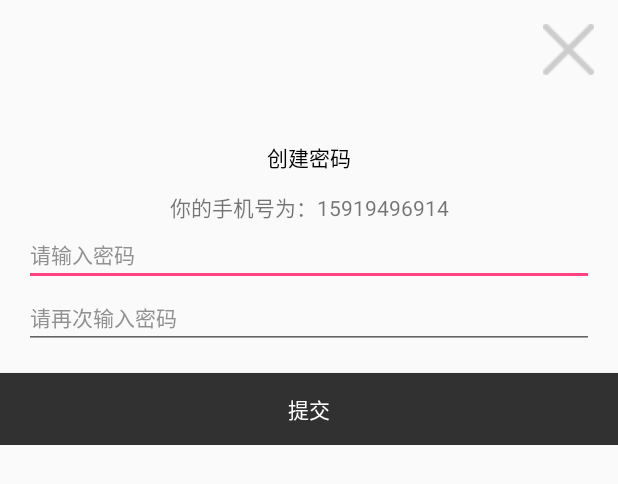
After one commit to zouxiaobang/Cloud9Taxi, an Android app: the layout dialog_create_pw.xml on its own in the app's theme, with its tools: preview values and no code run, on a phone screen of 412 x 824 dp. The commit adds this screen. Shown: the top 484 px of the screen. Run offline under Robolectric (Android 15) with nearby library versions, the phone set to English and light mode, and no system bars.

Commit message:
完成注册接口

```diff
--- a/Cloud9Car/app/src/main/AndroidManifest.xml
+++ b/Cloud9Car/app/src/main/AndroidManifest.xml
@@ -3,10 +3,9 @@
           package="com.zouxiaobang.cloud9.cloud9car">
 
     <uses-permission android:name="android.permission.INTERNET"/>
-    <!--<uses-permission android:name="android.permission.WRITE_EXTERNAL_STORAGE"/>-->
-    <!--<uses-permission android:name="android.permission.READ_EXTERNAL_STORAGE"/>-->
     <uses-permission android:name="android.permission.CHANGE_NETWORK_STATE" />
     <uses-permission android:name="android.permission.CHANGE_WIFI_STATE"/>
+    <uses-permission android:name="android.permission.READ_PHONE_STATE"/>
 
 
     <application
--- a/Cloud9Car/app/src/main/java/com/zouxiaobang/cloud9/cloud9car/account/view/PhoneInputDialog.java
+++ b/Cloud9Car/app/src/main/java/com/zouxiaobang/cloud9/cloud9car/account/view/PhoneInputDialog.java
@@ -66,8 +66,9 @@ public class PhoneInputDialog extends Dialog {
         mNext.setOnClickListener(new View.OnClickListener() {
             @Override
             public void onClick(View view) {
+                dismiss();
                 String phone = mPhone.getText().toString();
-                //// TODO: 10/16/17 显示输入验证码的输入框
+                // 10/16/17 显示输入验证码的输入框
                 SmsCodeDialog dialog = new SmsCodeDialog(getContext(), phone);
                 dialog.show();
             }
--- a/Cloud9Car/app/src/main/java/com/zouxiaobang/cloud9/cloud9car/common/http/biz/BaseBizResponse.java
+++ b/Cloud9Car/app/src/main/java/com/zouxiaobang/cloud9/cloud9car/common/http/biz/BaseBizResponse.java
@@ -7,6 +7,8 @@ package com.zouxiaobang.cloud9.cloud9car.common.http.biz;
 
 public class BaseBizResponse {
     public static final int STATE_OK = 200;
+    public static final int STATE_USER_EXISTS = 100003;
+    public static final int STATE_USER_NOT_EXISTS = 100002;
 
     /**
      * 状态码
--- /dev/null
+++ b/Cloud9Car/app/src/main/res/layout/dialog_create_pw.xml
@@ -0,0 +1,87 @@
+<?xml version="1.0" encoding="utf-8"?>
+<LinearLayout xmlns:android="http://schemas.android.com/apk/res/android"
+    xmlns:tools="http://schemas.android.com/tools"
+    android:orientation="vertical"
+    android:layout_width="match_parent"
+    android:layout_height="wrap_content">
+    <RelativeLayout
+        android:layout_width="match_parent"
+        android:layout_height="wrap_content">
+        <ImageView
+            android:layout_width="wrap_content"
+            android:layout_height="wrap_content"
+            android:src="@drawable/btn_close"
+            android:layout_alignParentRight="true"
+            android:padding="@dimen/activity_vertical_margin"
+            android:id="@+id/close"
+            />
+    </RelativeLayout>
+
+    <LinearLayout
+        android:padding="@dimen/activity_horizontal_margin"
+        android:orientation="vertical"
+        android:layout_width="match_parent"
+        android:layout_height="wrap_content">
+        <TextView
+            android:layout_width="match_parent"
+            android:layout_height="wrap_content"
+            android:text="@string/create_pw"
+            android:id="@+id/dialog_title"
+            style="@style/Dialog.Title"
+            android:gravity="center_horizontal"
+            />
+
+            <TextView
+                android:layout_width="match_parent"
+                android:layout_height="wrap_content"
+                style="@style/Dialog.Input"
+                android:id="@+id/phone"
+                tools:text="你的手机号为：15919496914"
+                android:gravity="center_horizontal"
+                />
+          <EditText
+             android:layout_width="match_parent"
+             android:layout_height="wrap_content"
+             android:hint="@string/pls_input_pw"
+             style="@style/Dialog.Input"
+             android:id="@+id/pw"
+             android:inputType="textPassword"
+            />
+        <EditText
+            android:layout_width="match_parent"
+            android:layout_height="wrap_content"
+            android:hint="@string/pls_input_pw_again"
+            style="@style/Dialog.Input"
+            android:id="@+id/pw1"
+            android:inputType="textPassword"
+            />
+        <ProgressBar
+            android:layout_width="wrap_content"
+            android:layout_height="wrap_content"
+            android:id="@+id/loading"
+            android:layout_gravity="center_horizontal"
+            style="@style/Loading"
+            android:visibility="gone"
+            />
+        <TextView
+            android:layout_width="match_parent"
+            android:layout_height="wrap_content"
+            tools:text="错误"
+            android:gravity="center"
+            android:textColor="@color/error_red"
+            android:id="@+id/tips"
+            android:visibility="gone"
+            android:padding="12dp"
+            style="@style/Tips"
+            />
+    </LinearLayout>
+
+    <Button
+        android:layout_width="match_parent"
+        android:layout_height="wrap_content"
+        android:text="@string/confirm"
+        style="@style/Dialog.Button"
+        android:id="@+id/btn_confirm"
+        />
+
+</LinearLayout>
--- a/Cloud9Car/app/src/main/res/values/strings.xml
+++ b/Cloud9Car/app/src/main/res/values/strings.xml
@@ -11,4 +11,13 @@
     <string name="after_time_resend">%d秒后重新发送</string>
     <string name="sms_send_fail">服务器异常，验证码未发送成功</string>
     <string name="sms_check_fail">验证码输入错误</string>
+    <string name="error_server">服务器繁忙</string>
+    <string name="create_pw">创建密码</string>
+    <string name="pls_input_pw">请输入密码</string>
+    <string name="pls_input_pw_again">请再次输入密码</string>
+    <string name="confirm">提交</string>
+    <string name="pw_is_null">密码不能为空</string>
+    <string name="pw_is_not_equals">两次输入的密码不一致</string>
+    <string name="register_suc_and_login">注册成功，正在为您自动登录</string>
+    <string name="rejectPermission">请在设置中修改权限</string>
 </resources>
```
Also changed, not shown: Cloud9Car/app/src/main/java/com/zouxiaobang/cloud9/cloud9car/account/view/CreatePasswordDialog.java (added, +198 -0 lines), Cloud9Car/app/src/main/java/com/zouxiaobang/cloud9/cloud9car/account/view/SmsCodeDialog.java (+53 -1 lines), Cloud9Car/app/src/main/java/com/zouxiaobang/cloud9/cloud9car/common/http/api/API.java (+7 -0 lines), Cloud9Car/app/src/main/java/com/zouxiaobang/cloud9/cloud9car/common/utils/DevUtil.java (added, +31 -0 lines), Cloud9Car/app/src/main/java/com/zouxiaobang/cloud9/cloud9car/main/MainActivity.java (+57 -1 lines).
